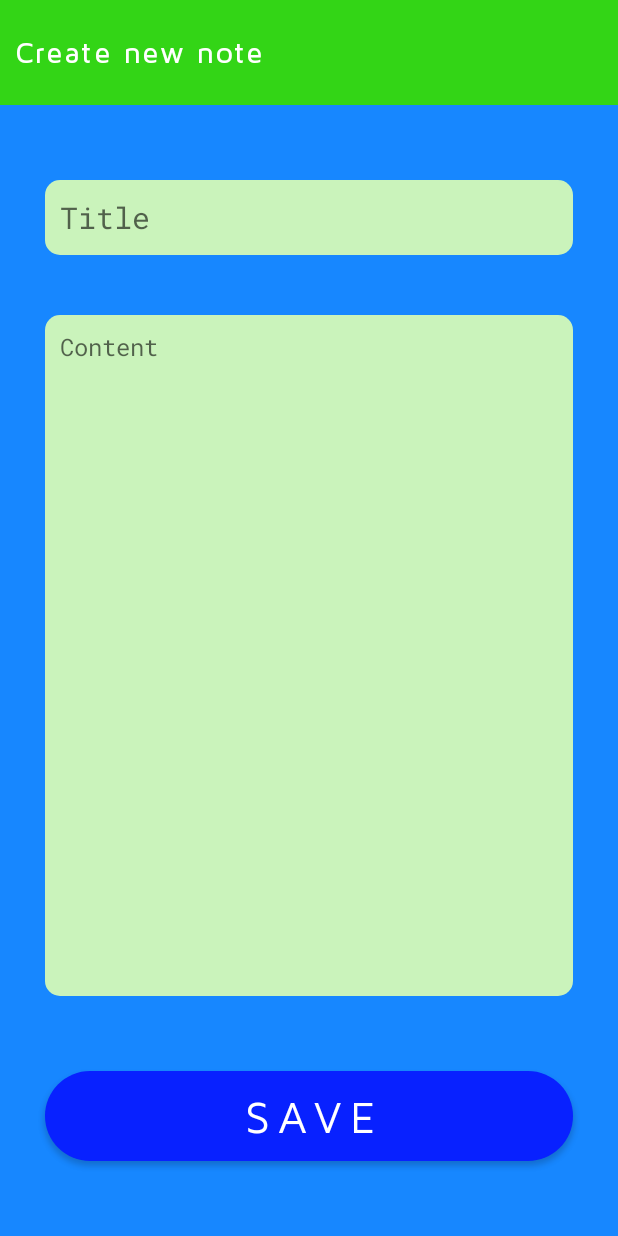
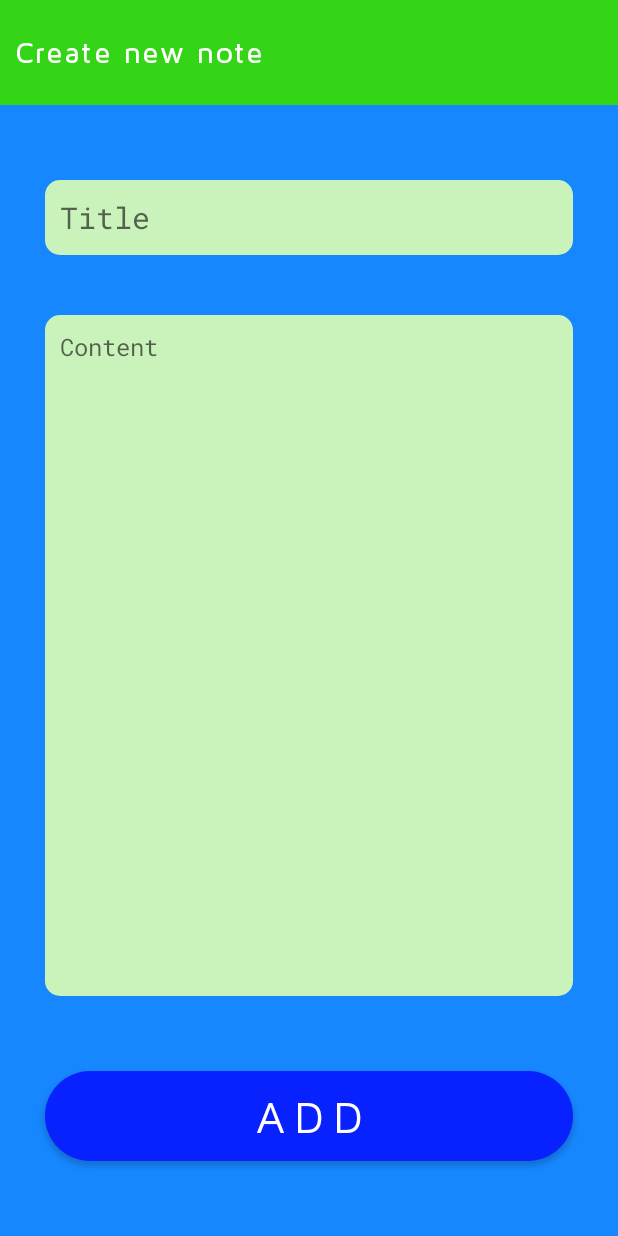
Before and after one commit to dasgauranga2/Secure-Notes, an Android app: the AddNoteActivity screen opened directly, with no data from a screen before it, on a phone screen of 412 x 824 dp. Run offline under Robolectric (Android 15) with nearby library versions, the phone set to English and light mode, and no system bars; libraries missing offline, so code that uses them is left out: es.dmoral.toasty.

Commit message:
Documentation added

```diff
--- a/app/src/main/java/com/gauranga/securenotes/AddNoteActivity.java
+++ b/app/src/main/java/com/gauranga/securenotes/AddNoteActivity.java
@@ -17,7 +17,6 @@ import es.dmoral.toasty.Toasty;
 public class AddNoteActivity extends AppCompatActivity {
 
     EditText title,content;
-    //Toast toast;
 
     public void save_note(View view) {
         // get the title and content entered by the user
@@ -51,7 +50,9 @@ public class AddNoteActivity extends AppCompatActivity {
             startActivity(intent);
         }
         catch (Exception e) {
+            // get the error message
             String error_message = e.toString().toLowerCase();
+            // check for unique constraint error
             if (error_message.contains("unique") && error_message.contains("constraint")) {
                 Toast toast = Toasty.custom(this, "ENTER DIFFERENT NOTE TITLE", R.drawable.error_icon, R.color.toast_bg_color, 500, true, true);
                 toast.setGravity(Gravity.CENTER_HORIZONTAL|Gravity.TOP, 0, (int) (content.getY()+content.getHeight())-50);
--- a/app/src/main/java/com/gauranga/securenotes/EditNoteActivity.java
+++ b/app/src/main/java/com/gauranga/securenotes/EditNoteActivity.java
@@ -21,7 +21,7 @@ public class EditNoteActivity extends AppCompatActivity {
     TextView title;
 
     public void save_note(View view) {
-
+        // get the new content of the note
         String new_content_text = new_content.getText().toString();
         // check if new content is empty
         if (new_content_text.length()==0) {
@@ -35,7 +35,7 @@ public class EditNoteActivity extends AppCompatActivity {
             // creates a new database or open an existing database
             SQLiteDatabase database = this.openOrCreateDatabase("NOTES",MODE_PRIVATE,null);
             // create a table if one already does not exists
-            // insert data into the table
+            // update the data in the table
             database.execSQL("UPDATE test SET content = '"+new_content_text+"' WHERE title = '"+title_text+"'");
             // go back to Main Activity
             Intent intent = new Intent(getApplicationContext(),MainActivity.class);
--- a/app/src/main/java/com/gauranga/securenotes/MainActivity.java
+++ b/app/src/main/java/com/gauranga/securenotes/MainActivity.java
@@ -38,7 +38,6 @@ public class MainActivity extends AppCompatActivity {
         try {
             // creates a new database or open an existing database
             SQLiteDatabase database = this.openOrCreateDatabase("NOTES",MODE_PRIVATE,null);
-
             // cursor is used to retrieve data from the table
             // below SQL query selects all the rows from the table
             Cursor c = database.rawQuery("SELECT * FROM test", null);
@@ -53,6 +52,7 @@ public class MainActivity extends AppCompatActivity {
                 // retrieve data from the table using the cursor and column index
                 titles.add(c.getString(title_index));
                 contents.add(c.getString(content_index));
+                // move to the next row
                 c.moveToNext();
                 setup_recyclerview();
             }
--- a/app/src/main/java/com/gauranga/securenotes/NoteDetailActivity.java
+++ b/app/src/main/java/com/gauranga/securenotes/NoteDetailActivity.java
@@ -64,6 +64,7 @@ public class NoteDetailActivity extends AppCompatActivity {
         content.setMovementMethod(new ScrollingMovementMethod());
 
         Intent intent = getIntent();
+        // get the title and content of the note
         title_text = intent.getStringExtra("TITLE");
         content_text = intent.getStringExtra("CONTENT");
 
--- a/app/src/main/res/layout/activity_add_note.xml
+++ b/app/src/main/res/layout/activity_add_note.xml
@@ -18,7 +18,7 @@
         android:fontFamily="@font/maven"
         android:letterSpacing="0.2"
         android:onClick="save_note"
-        android:text="SAVE"
+        android:text="ADD"
         android:textColor="@color/white"
         android:textSize="30sp"
         app:layout_constraintBottom_toBottomOf="parent"
```
Also changed, not shown: app/src/main/java/com/gauranga/securenotes/NoteListAdapter.java (+1 -7 lines).
